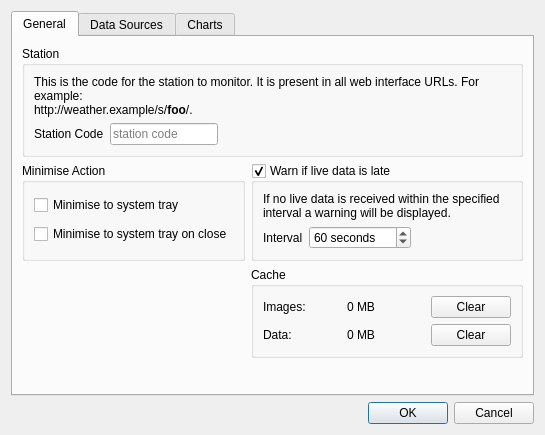
Above: desktop/settingsdialog.ui from davidrg/zxweather before the change. Below: the same form after it.
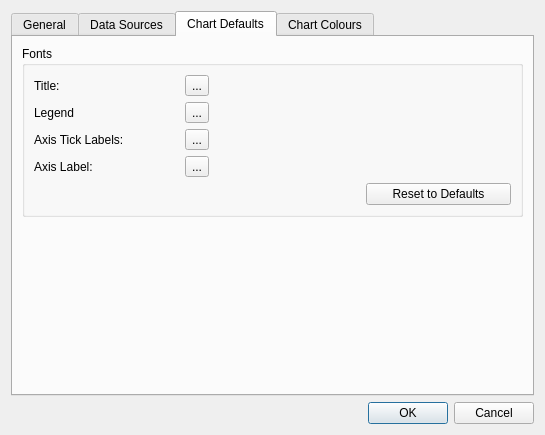
That is the form after the change. The open tabs and pages were chosen to show the change. Icons and pictures are not drawn. Custom widgets are drawn as their Qt base class.

Commit message: Support for changing default fonts

What changed in the file:
```diff
--- a/desktop/settingsdialog.ui
+++ b/desktop/settingsdialog.ui
@@ -7,7 +7,7 @@
     <x>0</x>
     <y>0</y>
     <width>545</width>
-    <height>419</height>
+    <height>435</height>
    </rect>
   </property>
   <property name="windowTitle">
@@ -559,9 +559,114 @@
        </item>
       </layout>
      </widget>
+     <widget class="QWidget" name="tab_3">
+      <attribute name="title">
+       <string>Chart Defaults</string>
+      </attribute>
+      <layout class="QGridLayout" name="gridLayout_11">
+       <item row="0" column="0">
+        <widget class="QGroupBox" name="groupBox_8">
+         <property name="title">
+          <string>Fonts</string>
+         </property>
+         <layout class="QGridLayout" name="gridLayout_10">
+          <item row="0" column="1">
+           <widget class="QToolButton" name="tbTitleFont">
+            <property name="text">
+             <string>...</string>
+            </property>
+           </widget>
+          </item>
+          <item row="4" column="1">
+           <widget class="QToolButton" name="tbAxisLabelFont">
+            <property name="text">
+             <string>...</string>
+            </property>
+           </widget>
+          </item>
+          <item row="0" column="0">
+           <widget class="QLabel" name="label_25">
+            <property name="text">
+             <string>Title:</string>
+            </property>
+           </widget>
+          </item>
+          <item row="3" column="1">
+           <widget class="QToolButton" name="tbTickLabelsFont">
+            <property name="text">
+             <string>...</string>
+            </property>
+           </widget>
+          </item>
+          <item row="2" column="1">
+           <widget class="QToolButton" name="tbLegendFont">
+            <property name="text">
+             <string>...</string>
+            </property>
+           </widget>
+          </item>
+          <item row="4" column="0">
+           <widget class="QLabel" name="label_27">
+            <property name="text">
+             <string>Axis Label:</string>
+            </property>
+           </widget>
+          </item>
+          <item row="3" column="0">
+           <widget class="QLabel" name="label_28">
+            <property name="text">
+             <string>Axis Tick Labels:</string>
+            </property>
+           </widget>
+          </item>
+          <item row="2" column="0">
+           <widget class="QLabel" name="label_29">
+            <property name="text">
+             <string>Legend</string>
+            </property>
+           </widget>
+          </item>
+          <item row="5" column="3">
+           <widget class="QPushButton" name="pbResetFonts">
+            <property name="text">
+             <string>Reset to Defaults</string>
+            </property>
+           </widget>
+          </item>
+          <item row="0" column="2" colspan="2">
+           <spacer name="horizontalSpacer_5">
+            <property name="orientation">
+             <enum>Qt::Horizontal</enum>
+            </property>
+            <property name="sizeHint" stdset="0">
+             <size>
+              <width>40</width>
+              <height>20</height>
+             </size>
+            </property>
+           </spacer>
+          </item>
+         </layout>
+        </widget>
+       </item>
+       <item row="1" column="0">
+        <spacer name="verticalSpacer_4">
+         <property name="orientation">
+          <enum>Qt::Vertical</enum>
+         </property>
+         <property name="sizeHint" stdset="0">
+          <size>
+           <width>20</width>
+           <height>40</height>
+          </size>
+         </property>
+        </spacer>
+       </item>
+      </layout>
+     </widget>
      <widget class="QWidget" name="tab_2">
       <attribute name="title">
-       <string>Charts</string>
+       <string>Chart Colours</string>
       </attribute>
       <layout class="QVBoxLayout" name="verticalLayout_3">
        <item>
```
Left out of the diff: 7 changed lines with no effect on the pictures. The commit also changes 4 other files.
